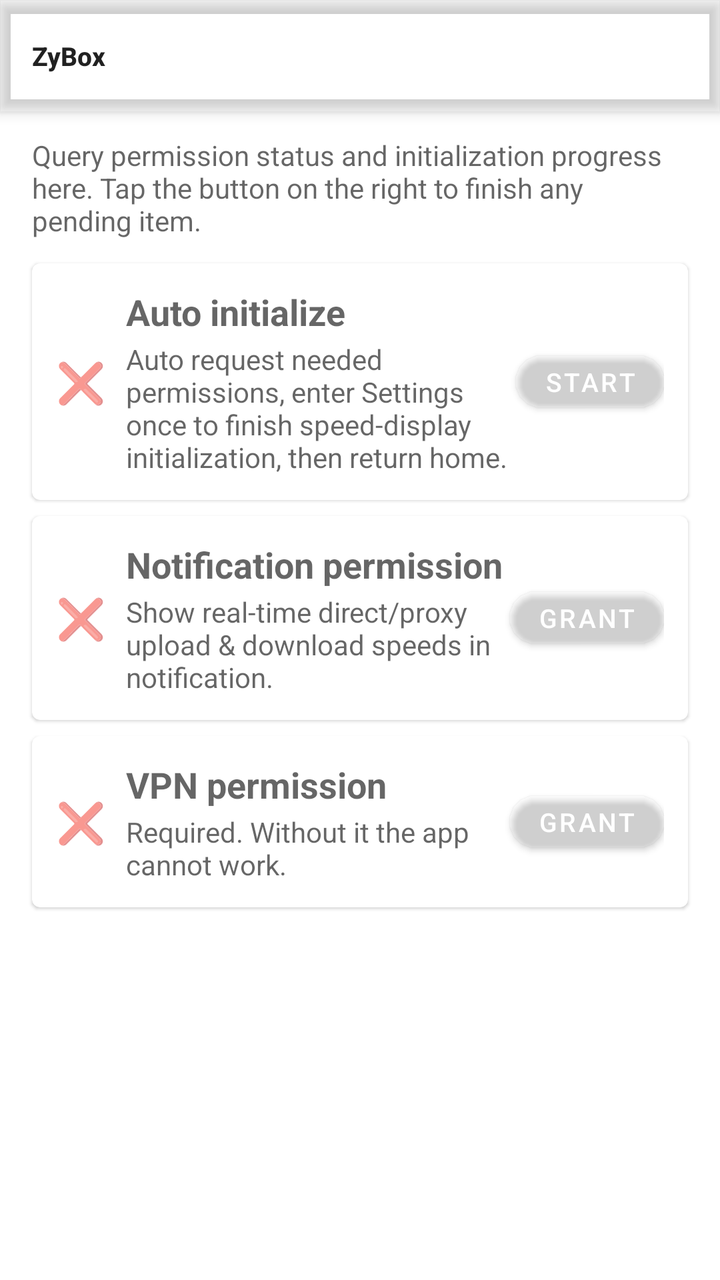
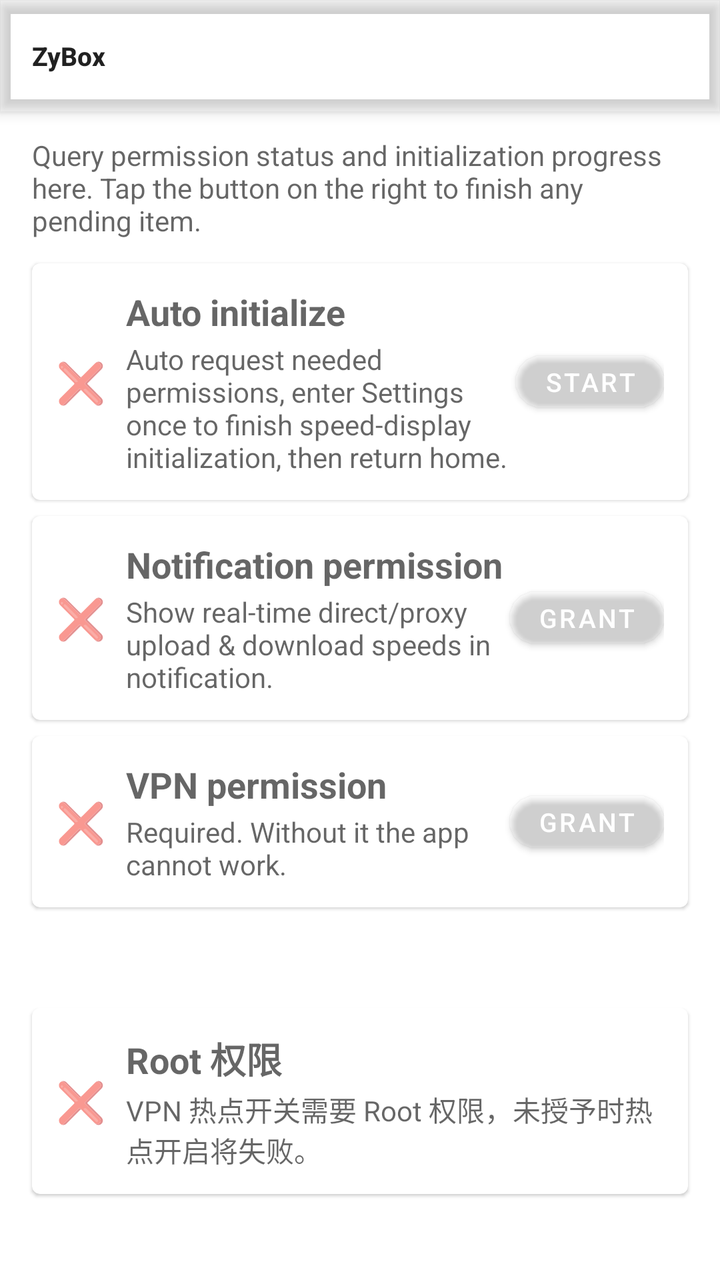

An Android layout rendered at two revisions. The XML below is the earlier revision; the diff shows what the commit changed to produce the second picture.
<!-- AndroidManifest.xml: application theme Theme.Start -->
<!-- res/layout/layout_zybox_permission.xml -->
<?xml version="1.0" encoding="utf-8"?>
<LinearLayout xmlns:android="http://schemas.android.com/apk/res/android"
    xmlns:app="http://schemas.android.com/apk/res-auto"
    android:layout_width="match_parent"
    android:layout_height="match_parent"
    android:orientation="vertical"
    android:background="?android:windowBackground">

    <include
        layout="@layout/layout_appbar"
        android:layout_width="match_parent"
        android:layout_height="wrap_content" />

    <androidx.core.widget.NestedScrollView
        android:layout_width="match_parent"
        android:layout_height="match_parent"
        android:overScrollMode="never"
        android:scrollbars="none">

        <LinearLayout
            android:layout_width="match_parent"
            android:layout_height="wrap_content"
            android:orientation="vertical"
            android:padding="12dp">

            <TextView
                android:layout_width="match_parent"
                android:layout_height="wrap_content"
                android:layout_marginStart="4dp"
                android:layout_marginEnd="4dp"
                android:layout_marginBottom="8dp"
                android:text="@string/zybox_permission_hint"
                android:textAppearance="?android:attr/textAppearanceSmall"
                android:textColor="?android:attr/textColorSecondary" />

            
            <com.google.android.material.card.MaterialCardView
                android:layout_width="match_parent"
                android:layout_height="wrap_content"
                android:layout_margin="4dp"
                app:cardElevation="1dp">

                <LinearLayout
                    android:layout_width="match_parent"
                    android:layout_height="wrap_content"
                    android:gravity="center_vertical"
                    android:orientation="horizontal"
                    android:padding="12dp">

                    <TextView
                        android:id="@+id/perm_status_auto"
                        android:layout_width="wrap_content"
                        android:layout_height="wrap_content"
                        android:text="❌"
                        android:textSize="20sp" />

                    <LinearLayout
                        android:layout_width="0dp"
                        android:layout_height="wrap_content"
                        android:layout_marginStart="10dp"
                        android:layout_weight="1"
                        android:orientation="vertical">

                        <TextView
                            android:layout_width="wrap_content"
                            android:layout_height="wrap_content"
                            android:text="@string/zybox_init_auto"
                            android:textAppearance="?android:attr/textAppearanceMedium"
                            android:textStyle="bold" />

                        <TextView
                            android:layout_width="wrap_content"
                            android:layout_height="wrap_content"
                            android:layout_marginTop="2dp"
                            android:text="@string/zybox_init_auto_sum"
                            android:textAppearance="?android:attr/textAppearanceSmall"
                            android:textColor="?android:attr/textColorSecondary" />
                    </LinearLayout>

                    <com.google.android.material.button.MaterialButton
                        android:id="@+id/perm_btn_auto"
                        style="@style/Widget.MaterialComponents.Button.ZyBox"
                        android:layout_width="wrap_content"
                        android:layout_height="wrap_content"
                        android:minWidth="0dp"
                        android:minHeight="0dp"
                        android:paddingStart="14dp"
                        android:paddingEnd="14dp"
                        android:text="@string/zybox_init_start"
                        android:textSize="13sp" />
                </LinearLayout>
            </com.google.android.material.card.MaterialCardView>

            
            <com.google.android.material.card.MaterialCardView
                android:layout_width="match_parent"
                android:layout_height="wrap_content"
                android:layout_margin="4dp"
                app:cardElevation="1dp">

                <LinearLayout
                    android:layout_width="match_parent"
                    android:layout_height="wrap_content"
                    android:gravity="center_vertical"
                    android:orientation="horizontal"
                    android:padding="12dp">

                    <TextView
                        android:id="@+id/perm_status_notif"
                        android:layout_width="wrap_content"
                        android:layout_height="wrap_content"
                        android:text="❌"
                        android:textSize="20sp" />

                    <LinearLayout
                        android:layout_width="0dp"
                        android:layout_height="wrap_content"
                        android:layout_marginStart="10dp"
                        android:layout_weight="1"
                        android:orientation="vertical">

                        <TextView
                            android:layout_width="wrap_content"
                            android:layout_height="wrap_content"
                            android:text="@string/zybox_init_notif"
                            android:textAppearance="?android:attr/textAppearanceMedium"
                            android:textStyle="bold" />

                        <TextView
                            android:layout_width="wrap_content"
                            android:layout_height="wrap_content"
                            android:layout_marginTop="2dp"
                            android:text="@string/zybox_init_notif_sum"
                            android:textAppearance="?android:attr/textAppearanceSmall"
                            android:textColor="?android:attr/textColorSecondary" />
                    </LinearLayout>

                    <com.google.android.material.button.MaterialButton
                        android:id="@+id/perm_btn_notif"
                        style="@style/Widget.MaterialComponents.Button.ZyBox"
                        android:layout_width="wrap_content"
                        android:layout_height="wrap_content"
                        android:minWidth="0dp"
                        android:minHeight="0dp"
                        android:paddingStart="14dp"
                        android:paddingEnd="14dp"
                        android:text="@string/zybox_init_grant"
                        android:textSize="13sp" />
                </LinearLayout>
            </com.google.android.material.card.MaterialCardView>

            
            <com.google.android.material.card.MaterialCardView
                android:layout_width="match_parent"
                android:layout_height="wrap_content"
                android:layout_margin="4dp"
                app:cardElevation="1dp">

                <LinearLayout
                    android:layout_width="match_parent"
                    android:layout_height="wrap_content"
                    android:gravity="center_vertical"
                    android:orientation="horizontal"
                    android:padding="12dp">

                    <TextView
                        android:id="@+id/perm_status_vpn"
                        android:layout_width="wrap_content"
                        android:layout_height="wrap_content"
                        android:text="❌"
                        android:textSize="20sp" />

                    <LinearLayout
                        android:layout_width="0dp"
                        android:layout_height="wrap_content"
                        android:layout_marginStart="10dp"
                        android:layout_weight="1"
                        android:orientation="vertical">

                        <TextView
                            android:layout_width="wrap_content"
                            android:layout_height="wrap_content"
                            android:text="@string/zybox_init_vpn"
                            android:textAppearance="?android:attr/textAppearanceMedium"
                            android:textStyle="bold" />

                        <TextView
                            android:layout_width="wrap_content"
                            android:layout_height="wrap_content"
                            android:layout_marginTop="2dp"
                            android:text="@string/zybox_init_vpn_sum"
                            android:textAppearance="?android:attr/textAppearanceSmall"
                            android:textColor="?android:attr/textColorSecondary" />
                    </LinearLayout>

                    <com.google.android.material.button.MaterialButton
                        android:id="@+id/perm_btn_vpn"
                        style="@style/Widget.MaterialComponents.Button.ZyBox"
                        android:layout_width="wrap_content"
                        android:layout_height="wrap_content"
                        android:minWidth="0dp"
                        android:minHeight="0dp"
                        android:paddingStart="14dp"
                        android:paddingEnd="14dp"
                        android:text="@string/zybox_init_grant"
                        android:textSize="13sp" />
                </LinearLayout>
            </com.google.android.material.card.MaterialCardView>

        </LinearLayout>
    </androidx.core.widget.NestedScrollView>
</LinearLayout>
<!-- res/layout/layout_appbar.xml (included above) -->
<?xml version="1.0" encoding="utf-8"?>
<com.google.android.material.appbar.AppBarLayout xmlns:android="http://schemas.android.com/apk/res/android"
    xmlns:app="http://schemas.android.com/apk/res-auto"
    android:id="@+id/appbar"
    android:layout_width="match_parent"
    android:layout_height="?attr/actionBarSize"
    android:background="?attr/colorPrimary"
    android:elevation="4dp">

    <com.google.android.material.appbar.MaterialToolbar
        android:id="@+id/toolbar"
        android:layout_width="match_parent"
        android:layout_height="match_parent"
        android:background="?attr/colorPrimary"
        android:theme="?actionBarTheme"
        android:touchscreenBlocksFocus="false"
        app:popupTheme="@style/ThemeOverlay.AppCompat.DayNight"
        app:title="@string/app_name"
        app:titleTextAppearance="@style/ZyBoxToolbarTitle" />
</com.google.android.material.appbar.AppBarLayout>
<!-- resources referenced by this layout -->
<resources>
  <string name="app_name" translatable="false">ZyBox</string>
  <string name="zybox_init_auto">Auto initialize</string>
  <string name="zybox_init_auto_sum">Auto request needed permissions, enter Settings once to finish speed-display initialization, then return home.</string>
  <string name="zybox_init_grant">Grant</string>
  <string name="zybox_init_notif">Notification permission</string>
  <string name="zybox_init_notif_sum">Show real-time direct/proxy upload &amp; download speeds in notification.</string>
  <string name="zybox_init_start">Start</string>
  <string name="zybox_init_vpn">VPN permission</string>
  <string name="zybox_init_vpn_sum">Required. Without it the app cannot work.</string>
  <string name="zybox_permission_hint">Query permission status and initialization progress here. Tap the button on the right to finish any pending item.</string>
  <style name="Widget.MaterialComponents.Button.ZyBox" parent="Widget.MaterialComponents.Button">
          <item name="cornerRadius">16dp</item>
          <item name="android:minHeight">48dp</item>
          <item name="android:textSize">14sp</item>
      </style>
  <style name="ZyBoxToolbarTitle" parent="TextAppearance.Widget.AppCompat.Toolbar.Title">
          <item name="android:textSize">13sp</item>
          <item name="android:textStyle">bold</item>
      </style>
  <style name="Theme.Start" parent="Theme.MaterialComponents.DayNight">
          <item name="android:navigationBarColor">@android:color/transparent</item>
          <item name="colorPrimary">@android:color/transparent</item>
          <item name="colorPrimaryDark">@android:color/transparent</item>
          <item name="android:backgroundDimEnabled">false</item>
          <item name="android:windowNoTitle">true</item>
          <item name="windowActionBar">false</item>
          <item name="windowNoTitle">true</item>
      </style>
</resources>

<!-- the commit's change to res/layout/layout_zybox_permission.xml (unified diff, before → after) -->
@@ -204,6 +204,65 @@
                         android:paddingEnd="14dp"
                         android:text="@string/zybox_init_grant"
                         android:textSize="13sp" />
+                </LinearLayout>
+            </com.google.android.material.card.MaterialCardView>
+
+            
+            <TextView
+                android:layout_width="match_parent"
+                android:layout_height="wrap_content"
+                android:layout_marginStart="4dp"
+                android:layout_marginTop="12dp"
+                android:layout_marginEnd="4dp"
+                android:layout_marginBottom="4dp"
+                android:text="@string/zybox_vpn_hotspot_section"
+                android:textAppearance="?android:attr/textAppearanceMedium"
+                android:textStyle="bold"
+                android:textColor="?attr/colorPrimary" />
+
+            
+            <com.google.android.material.card.MaterialCardView
+                android:layout_width="match_parent"
+                android:layout_height="wrap_content"
+                android:layout_margin="4dp"
+                app:cardElevation="1dp">
+
+                <LinearLayout
+                    android:layout_width="match_parent"
+                    android:layout_height="wrap_content"
+                    android:gravity="center_vertical"
+                    android:orientation="horizontal"
+                    android:padding="12dp">
+
+                    <TextView
+                        android:id="@+id/perm_status_root"
+                        android:layout_width="wrap_content"
+                        android:layout_height="wrap_content"
+                        android:text="❌"
+                        android:textSize="20sp" />
+
+                    <LinearLayout
+                        android:layout_width="0dp"
+                        android:layout_height="wrap_content"
+                        android:layout_marginStart="10dp"
+                        android:layout_weight="1"
+                        android:orientation="vertical">
+
+                        <TextView
+                            android:layout_width="wrap_content"
+                            android:layout_height="wrap_content"
+                            android:text="@string/zybox_permission_root"
+                            android:textAppearance="?android:attr/textAppearanceMedium"
+                            android:textStyle="bold" />
+
+                        <TextView
+                            android:layout_width="wrap_content"
+                            android:layout_height="wrap_content"
+                            android:layout_marginTop="2dp"
+                            android:text="@string/zybox_permission_root_sum"
+                            android:textAppearance="?android:attr/textAppearanceSmall"
+                            android:textColor="?android:attr/textColorSecondary" />
+                    </LinearLayout>
                 </LinearLayout>
             </com.google.android.material.card.MaterialCardView>
 
<!-- resource entries referenced after the edit -->
@@ -10,6 +10,9 @@
   <string name="zybox_init_vpn">VPN permission</string>
   <string name="zybox_init_vpn_sum">Required. Without it the app cannot work.</string>
   <string name="zybox_permission_hint">Query permission status and initialization progress here. Tap the button on the right to finish any pending item.</string>
+  <string name="zybox_permission_root">Root 权限</string>
+  <string name="zybox_permission_root_sum">VPN 热点开关需要 Root 权限，未授予时热点开启将失败。</string>
+  <string name="zybox_vpn_hotspot_section">VPN 热点权限</string>
   <style name="Widget.MaterialComponents.Button.ZyBox" parent="Widget.MaterialComponents.Button">
           <item name="cornerRadius">16dp</item>
           <item name="android:minHeight">48dp</item>
